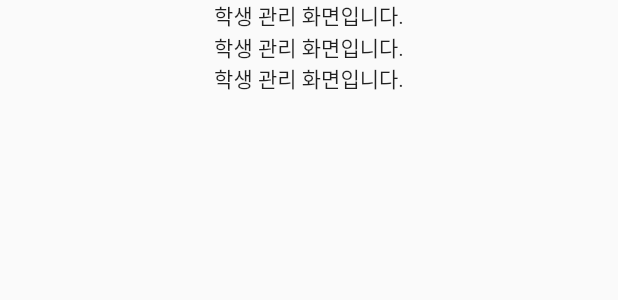
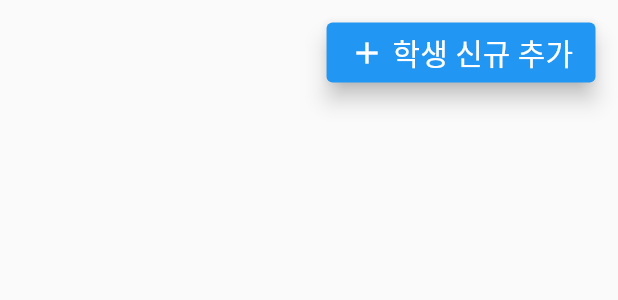
Before and after one commit to sosu-academy/sosu-web-client, a Flutter app: the MainStudentPage widget shown alone on an empty page, opened directly, on a phone screen of 412 x 824 dp. Shown: the top 300 px of the screen. Run offline on Flutter 3.47's test engine with Material 2 defaults, Android fonts, the light colour scheme and no system bars; our stand-ins replace cached_network_image, dio, flutter_dotenv, logger; network calls fail.

```diff
--- a/lib/main.dart
+++ b/lib/main.dart
@@ -171,7 +171,7 @@ class _MainViewState extends State<MainView> {
   /// [pageMap] 메인 페이지 맵
   void _initAttendanceMenu(List<Widget> menus, Map<String, Widget> pageMap) {
     menus.add(ListTile(
-      leading: Icon(
+      leading: const Icon(
         Icons.abc_rounded,
         color: Colors.blue,
       ),
--- a/lib/src/ui/student/main_student.dart
+++ b/lib/src/ui/student/main_student.dart
@@ -1,23 +1,37 @@
 import 'package:flutter/material.dart';
+import 'package:sosu_web/src/ui/style/design_system.dart';
+import 'package:sosu_web/src/utils/j_logger.dart';
 
-/// Description : 메인 학생 관리 페이지
+/// Description : 메인 학생 목록 페이지
 ///
 /// Created by juhongmin on 2023/04/19
 class MainStudentPage extends StatelessWidget {
-
   const MainStudentPage({super.key});
 
   @override
   Widget build(BuildContext context) {
-    return Scaffold(
-      body: Column(
-        key: const Key("HIHI"),
-        children: const [
-          Center(child: Text("학생 관리 화면입니다.")),
-          Center(child: Text("학생 관리 화면입니다.")),
-          Center(child: Text("학생 관리 화면입니다."))
-        ],
-      ),
+    return Column(
+      mainAxisSize: MainAxisSize.max,
+      children: [
+        Row(
+          mainAxisAlignment: MainAxisAlignment.end,
+          children: [
+            CardStyle.iconTextButton(Icons.add, "학생 신규 추가", () {
+              JLogger.d("클릭 클릭");
+            })
+          ],
+        )
+      ],
     );
+    // return Scaffold(
+    //   extendBody: ,
+    //   body: Column(
+    //     children: const [
+    //       Center(child: Text("학생 관리 화면입니다.")),
+    //       Center(child: Text("학생 관리 화면입니다.")),
+    //       Center(child: Text("학생 관리 화면입니다."))
+    //     ],
+    //   ),
+    // );
   }
 }
--- a/lib/strings.dart
+++ b/lib/strings.dart
@@ -23,4 +23,5 @@ class Strings {
   static const MENU_CJ_AND_M = "상담일지 및 메모";
   static const MENU_CJ_AND_M_COUNSLING = "상담 일지";
   static const MENU_CJ_AND_M_MEMO = "메모";
+  static const WIDGET = "UI Widget";
 }
--- a/pubspec.yaml
+++ b/pubspec.yaml
@@ -99,10 +99,11 @@ flutter:
   # For details regarding fonts from package dependencies,
   # see https://flutter.dev/custom-fonts/#from-packages
 
+  # 선생님 아이콘
   fonts:
     - family: Teacher
       fonts:
-      - asset: assets/fonts/Teacher.ttf
+        - asset: assets/fonts/Teacher.ttf
 
   assets:
     - assets/env
```
Also changed, not shown: lib/src/ui/dash_board/main_dash_board.dart (+39 -24 lines), lib/src/ui/widget/design_system.dart (renamed from lib/src/ui/design_system/main_design_system.dart).
